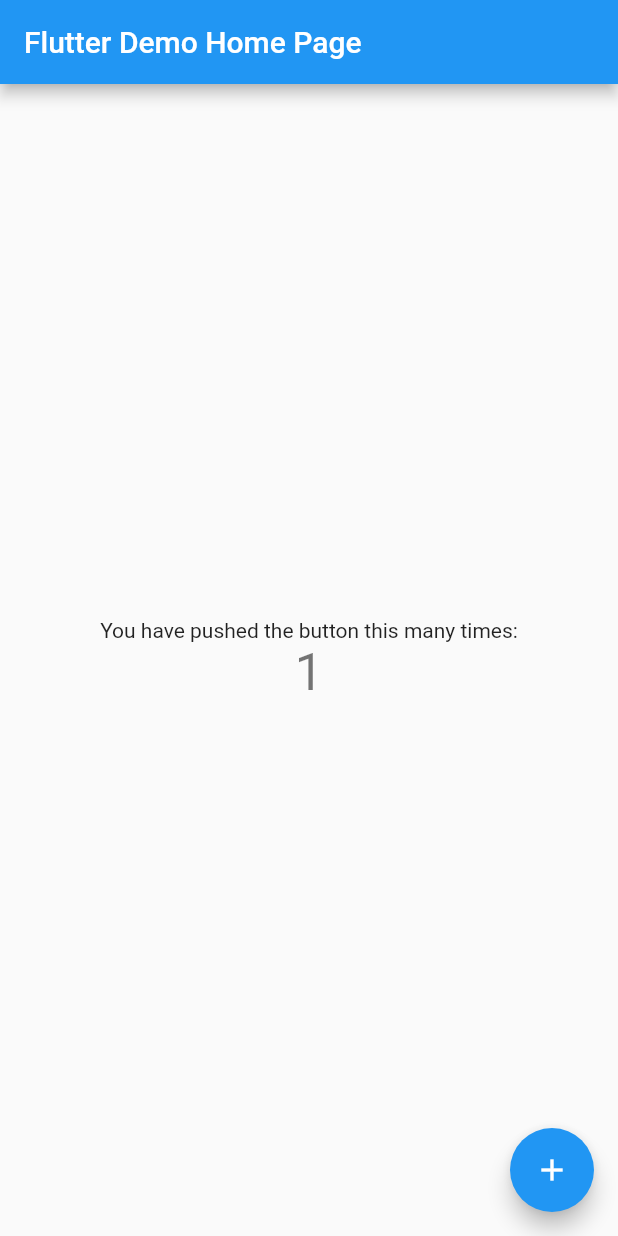
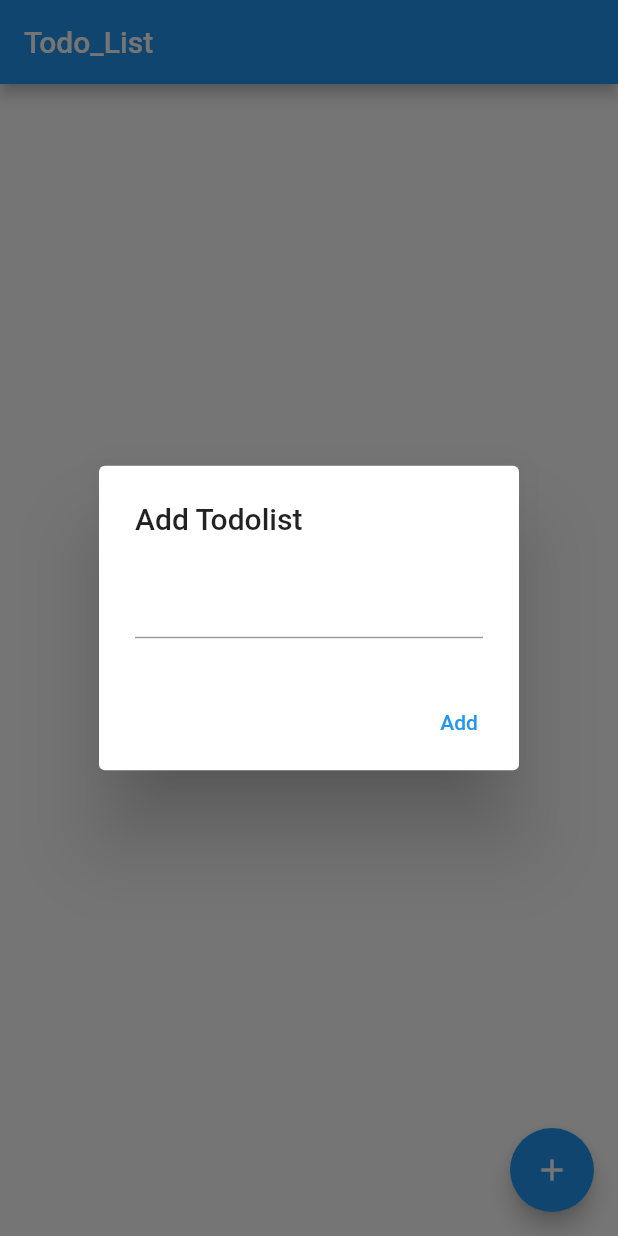
Before and after one commit to devpark435/Flutter_TodoList, a Flutter app: the screen it shows after launch, after a tap on the "add" icon, on a phone screen of 412 x 824 dp. Run offline on Flutter 3.47's test engine with Material 2 defaults, Android fonts, the phone set to English and light mode, and no system bars; Roboto replaces fonts that are missing (NotoSans).

Commit message:
edit todolist

```diff
--- a/lib/Screens/todoListMain.dart
+++ b/lib/Screens/todoListMain.dart
@@ -1,49 +1,78 @@
-import 'package:flutter/cupertino.dart';
 import 'package:flutter/material.dart';
+import 'package:flutter_todo_application/main.dart';
 
 class todoListMain extends StatefulWidget {
-  const todoListMain({super.key, required this.title});
-
-  final String title;
+  const todoListMain({super.key});
 
   @override
-  State<todoListMain> createState() => _MyHomePageState();
+  State<todoListMain> createState() => _todoListMain();
 }
 
-class _MyHomePageState extends State<todoListMain> {
-  int _counter = 0;
-
-  void _incrementCounter() {
-    setState(() {
-      _counter++;
-    });
-  }
-
+class _todoListMain extends State<todoListMain> {
+  String input = "";
+  List<String> todos = [];
   @override
   Widget build(BuildContext context) {
-    return Scaffold(
-      appBar: AppBar(
-        title: Text(widget.title),
-      ),
-      body: Center(
-        child: Column(
-          mainAxisAlignment: MainAxisAlignment.center,
-          children: <Widget>[
-            const Text(
-              'You have pushed the button this many times:',
+    return GestureDetector(
+      child: Scaffold(
+          appBar: AppBar(
+            title: Text("Todo_List"),
+          ),
+          floatingActionButton: FloatingActionButton(
+            onPressed: () {
+              showDialog(
+                  context: context,
+                  builder: (BuildContext context) {
+                    return AlertDialog(
+                        title: Text("Add Todolist"),
+                        content: TextField(
+                          onChanged: (String value) {
+                            input = value;
+                          },
+                          keyboardType: TextInputType.name,
+                        ),
+                        actions: <Widget>[
+                          TextButton(
+                              onPressed: () {
+                                setState(() {
+                                  todos.add(input);
+                                });
+                                Navigator.of(context)
+                                    .pop(); // input 입력 후 창 닫히도록
+                              },
+                              child: Text("Add"))
+                        ]);
+                  });
+            },
+            child: Icon(
+              Icons.add,
+              color: Colors.white,
             ),
-            Text(
-              '$_counter',
-              style: Theme.of(context).textTheme.headline4,
-            ),
-          ],
-        ),
-      ),
-      floatingActionButton: FloatingActionButton(
-        onPressed: _incrementCounter,
-        tooltip: 'Increment',
-        child: const Icon(Icons.add),
-      ),
+          ),
+          body: ListView.builder(
+              padding: const EdgeInsets.all(8),
+              itemCount: todos.length,
+              itemBuilder: (BuildContext context, int index) {
+                return Container(
+                  height: 50,
+                  color: Colors.white,
+                  child: Row(
+                    mainAxisAlignment: MainAxisAlignment.spaceBetween,
+                    children: [
+                      Text("${todos[index]}"),
+                      IconButton(
+                        icon: (Icon(Icons.delete,
+                            color: Color.fromARGB(244, 255, 55, 15))),
+                        onPressed: () {
+                          setState(() {
+                            todos.removeAt(index);
+                          });
+                        },
+                      )
+                    ],
+                  ),
+                );
+              })),
     );
   }
 }
--- a/lib/main.dart
+++ b/lib/main.dart
@@ -1,21 +1,22 @@
 import 'package:flutter/material.dart';
-import 'package:flutter_todo_application/Screens/todoListMain.dart';
+import 'screens/todoListMain.dart';
 
 void main() {
   runApp(const MyApp());
 }
 
+//MARK: 실제 모든 스크린을 표현하는 위젯
 class MyApp extends StatelessWidget {
   const MyApp({super.key});
-
   @override
   Widget build(BuildContext context) {
     return MaterialApp(
-      title: 'Flutter Demo',
+      debugShowCheckedModeBanner: false,
+      title: 'Pricy',
       theme: ThemeData(
-        primarySwatch: Colors.blue,
-      ),
-      home: const todoListMain(title: 'Flutter Demo Home Page'),
+          scaffoldBackgroundColor: Color.fromARGB(255, 255, 255, 255),
+          fontFamily: 'NotoSans'),
+      home: const todoListMain(),
     );
   }
 }
```
